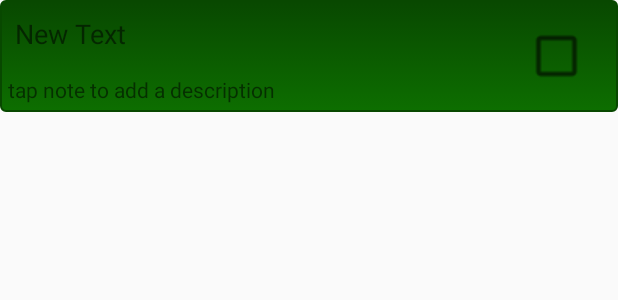
After one commit to prestongarno/ToDoApp, an Android app: the layout list_view_item_layout.xml on its own in the app's theme, with its tools: preview values and no code run, on a phone screen of 412 x 824 dp. The commit adds this screen. Shown: the top 300 px of the screen. Run offline under Robolectric (Android 15) with nearby library versions, the phone set to English and light mode, and no system bars.

Commit message:
implemented custom ArrayAdapter to display fields in my note class

```diff
--- /dev/null
+++ b/app/src/main/res/layout/list_view_item_layout.xml
@@ -0,0 +1,40 @@
+<?xml version="1.0" encoding="utf-8"?>
+<RelativeLayout xmlns:android="http://schemas.android.com/apk/res/android"
+    style="@style/listview_widget_style"
+    android:layout_width="match_parent"
+    android:layout_height="wrap_content"
+    android:id="@+id/list_view_item_layout"
+    >
+
+    <TextView
+        android:layout_width="wrap_content"
+        android:layout_height="wrap_content"
+        android:text="New Text"
+        android:id="@+id/textView_note_title"
+        android:layout_alignParentTop="true"
+        android:textSize="@dimen/regular_display_text_size"
+        android:padding="10dp"
+        />
+
+    <TextView
+        android:id="@+id/note_description"
+        android:layout_width="match_parent"
+        android:layout_height="wrap_content"
+        android:text="@string/tap_to_add_a_description"
+        android:layout_below="@id/textView_note_title"
+        android:padding="5dp"
+        />
+
+    <CheckBox
+        android:id="@+id/selector"
+        android:layout_width="wrap_content"
+        android:layout_height="wrap_content"
+        android:layout_alignParentRight="true"
+        android:layout_alignBottom="@id/note_description"
+        android:layout_alignTop="@+id/textView_note_title"
+        android:padding="10dp"
+        android:visibility="visible"
+        android:scaleX="1.5"
+        android:scaleY="1.5"
+        />
+</RelativeLayout>
--- a/app/src/main/res/layout/text_list.xml
+++ b/app/src/main/res/layout/text_list.xml
@@ -1,8 +1,8 @@
 <TextView xmlns:android="http://schemas.android.com/apk/res/android"
     android:id="@android:id/text1"
     style="android:attr/listItemFirstLineStyle"
-    android:paddingTop="15dip"
-    android:paddingBottom="15dip"
+    android:paddingTop="20dip"
+    android:paddingBottom="20dip"
     android:paddingLeft="15dp"
     android:paddingRight="15dp"
     android:layout_width="fill_parent"
--- a/app/src/main/res/values/dimens.xml
+++ b/app/src/main/res/values/dimens.xml
@@ -2,4 +2,7 @@
     <!-- Default screen margins, per the Android Design guidelines. -->
     <dimen name="activity_horizontal_margin">16dp</dimen>
     <dimen name="activity_vertical_margin">16dp</dimen>
+
+    <dimen name="regular_display_text_size">18sp</dimen>
+    <dimen name="small_text_size">13sp</dimen>
 </resources>
--- a/app/src/main/res/values/strings.xml
+++ b/app/src/main/res/values/strings.xml
@@ -1,4 +1,5 @@
 <resources>
     <string name="app_name">To Do List</string>
     <string name="darkToolbarTheme">darkToolbarTheme</string>
+    <string name="tap_to_add_a_description">tap note to add a description</string>
 </resources>
--- a/app/src/main/res/values/styles.xml
+++ b/app/src/main/res/values/styles.xml
@@ -14,4 +14,10 @@
         <item name="android:actionMenuTextColor">@color/textColor</item>
         <item name="android:textColor">@color/textColor</item>
     </style>
+
+    <style name="listview_widget_style" parent="@android:style/Widget">
+        <item name="android:background">@drawable/drawable_additem</item>
+        <item name="android:textColor">@color/textColor</item>
+    </style>
+
 </resources>
```
Also changed, not shown: app/src/main/java/com/example/prest/simpletodo/MainActivity.java (+68 -25 lines).
